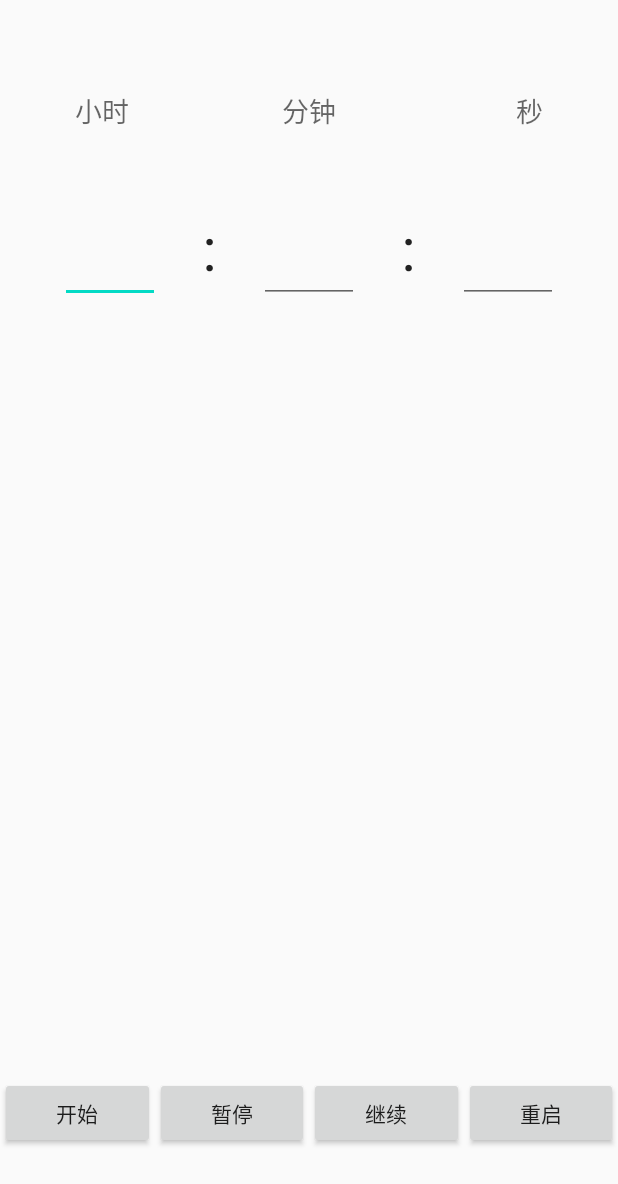
After one commit to focus617/Pomodoro, an Android app: the layout fragment_countdown.xml on its own in the app's theme, with its tools: preview values and no code run, on a phone screen of 412 x 824 dp. The commit adds this screen. Shown: the top 1184 px of the screen. Run offline under Robolectric (Android 15) with nearby library versions, the phone set to English and light mode, and no system bars.

Commit message:
split notification fragment to a new countdown fragment, with navigation direction.

```diff
--- /dev/null
+++ b/app/src/main/java/com/example/pomodoro/ui/notifications/CountDownFragment.java
@@ -0,0 +1,40 @@
+package com.example.pomodoro.ui.notifications;
+
+import android.os.Bundle;
+import android.view.LayoutInflater;
+import android.view.View;
+import android.view.ViewGroup;
+import android.widget.EditText;
+import android.widget.Toast;
+
+import androidx.annotation.NonNull;
+import androidx.annotation.Nullable;
+import androidx.fragment.app.Fragment;
+
+import com.example.pomodoro.R;
+
+public class CountDownFragment extends Fragment {
+    private static final String TAG = "CountDownFragment";
+
+    private EditText etHour, etMin, etSec;
+
+
+    @Override
+    public View onCreateView(@NonNull LayoutInflater inflater,
+                             @Nullable ViewGroup container, @Nullable Bundle savedInstanceState) {
+        super.onCreateView(inflater, container, savedInstanceState);
+
+        View root = inflater.inflate(R.layout.fragment_notifications, container, false);
+
+        Toast.makeText(getActivity(), "CountDown Fragment is showing now", Toast.LENGTH_SHORT).show();
+
+        etHour = (EditText) root.findViewById(R.id.etHour);
+        etMin = (EditText) root.findViewById(R.id.etMin);
+        etSec = (EditText) root.findViewById(R.id.etSec);
+
+        etHour.setText("00");
+        etMin.setText("00");
+        etSec.setText("00");
+        return root;
+    }
+}
--- a/app/src/main/java/com/example/pomodoro/ui/notifications/NotificationsFragment.java
+++ b/app/src/main/java/com/example/pomodoro/ui/notifications/NotificationsFragment.java
@@ -20,6 +20,7 @@ import androidx.annotation.Nullable;
 import androidx.fragment.app.Fragment;
 import androidx.lifecycle.Observer;
 import androidx.lifecycle.ViewModelProviders;
+import androidx.navigation.Navigation;
 
 import com.example.pomodoro.R;
 
@@ -76,6 +77,11 @@ public class NotificationsFragment extends Fragment {
                 allTime = Integer.parseInt(etHour.getText().toString()) * 60
                         * 60 + Integer.parseInt(etMin.getText().toString()) * 60
                         + Integer.parseInt(etSec.getText().toString());
+
+                NotificationsFragmentDirections.ActionNavigationNotificationsToNavigationCountdown action =
+                        NotificationsFragmentDirections.actionNavigationNotificationsToNavigationCountdown().setAllTime(allTime);
+                Navigation.findNavController(btnStart).navigate(action);
+
                 allTimeCount = allTime;
                 startTimer();
                 btnStart.setVisibility(View.GONE);
--- /dev/null
+++ b/app/src/main/res/layout/fragment_countdown.xml
@@ -0,0 +1,170 @@
+<?xml version="1.0" encoding="utf-8"?>
+<androidx.constraintlayout.widget.ConstraintLayout xmlns:android="http://schemas.android.com/apk/res/android"
+    xmlns:app="http://schemas.android.com/apk/res-auto"
+    xmlns:tools="http://schemas.android.com/tools"
+    android:layout_width="match_parent"
+    android:layout_height="match_parent"
+    tools:context=".ui.notifications.NotificationsFragment">
+
+
+    <TextView
+        android:id="@+id/lbHour"
+        android:layout_width="0dp"
+        android:layout_height="wrap_content"
+        android:gravity="center"
+        android:text="@string/hour"
+        android:textAppearance="?android:attr/textAppearanceMedium"
+        android:layout_marginTop="60dp"
+        android:layout_marginLeft="50dp"
+        app:layout_constraintLeft_toLeftOf="parent"
+        app:layout_constraintTop_toTopOf="parent" />
+
+    <TextView
+        android:id="@+id/lbMinute"
+        android:layout_width="0dp"
+        android:layout_height="wrap_content"
+        android:gravity="center"
+        android:text="@string/minute"
+        android:textAppearance="?android:attr/textAppearanceMedium"
+        android:layout_marginTop="60dp"
+        app:layout_constraintLeft_toLeftOf="parent"
+        app:layout_constraintRight_toRightOf="parent"
+        app:layout_constraintTop_toTopOf="parent" />
+
+    <TextView
+        android:id="@+id/lbSecond"
+        android:layout_width="0dp"
+        android:layout_height="wrap_content"
+        android:gravity="center"
+        android:text="@string/second"
+        android:textAppearance="?android:attr/textAppearanceMedium"
+        android:layout_marginTop="60dp"
+        android:layout_marginRight="50dp"
+        app:layout_constraintRight_toRightOf="parent"
+        app:layout_constraintTop_toTopOf="parent" />
+
+    <!--定时器-->
+    <EditText
+        android:id="@+id/etHour"
+        android:layout_width="0dp"
+        android:layout_height="wrap_content"
+        android:layout_marginLeft="40dp"
+        android:layout_marginTop="40dp"
+        android:gravity="center"
+        android:inputType="number"
+        android:maxLength="2"
+        android:singleLine="true"
+        android:textSize="@dimen/notification_clock_text_size"
+        android:textAppearance="?android:attr/textAppearanceLarge"
+        app:layout_constraintHorizontal_chainStyle="spread"
+        app:layout_constraintHorizontal_weight="1"
+        app:layout_constraintLeft_toLeftOf="parent"
+        app:layout_constraintRight_toLeftOf="@id/splitter1"
+        app:layout_constraintTop_toBottomOf="@id/lbHour" />
+
+    <TextView
+        android:id="@+id/splitter1"
+        android:layout_width="0dp"
+        android:layout_height="wrap_content"
+        android:gravity="center"
+        android:text=":"
+        android:textSize="@dimen/notification_clock_text_size"
+        android:textAppearance="?android:attr/textAppearanceLarge"
+        app:layout_constraintBottom_toBottomOf="@id/etHour"
+        app:layout_constraintHorizontal_weight="1"
+        app:layout_constraintLeft_toRightOf="@id/etHour"
+        app:layout_constraintRight_toLeftOf="@id/etMin"
+        app:layout_constraintTop_toTopOf="@id/etHour" />
+
+    <EditText
+        android:id="@+id/etMin"
+        android:layout_width="0dp"
+        android:layout_height="wrap_content"
+        android:gravity="center"
+        android:inputType="number"
+        android:maxLength="2"
+        android:singleLine="true"
+        android:textSize="@dimen/notification_clock_text_size"
+        android:textAppearance="?android:attr/textAppearanceLarge"
+        app:layout_constraintBottom_toBottomOf="@id/etHour"
+        app:layout_constraintHorizontal_weight="1"
+        app:layout_constraintLeft_toRightOf="@id/splitter1"
+        app:layout_constraintRight_toLeftOf="@id/splitter2" />
+
+    <TextView
+        android:id="@+id/splitter2"
+        android:layout_width="0dp"
+        android:layout_height="wrap_content"
+        android:gravity="center"
+        android:text=":"
+        android:textSize="@dimen/notification_clock_text_size"
+        android:textAppearance="?android:attr/textAppearanceLarge"
+        app:layout_constraintBottom_toBottomOf="@id/etHour"
+        app:layout_constraintHorizontal_weight="1"
+        app:layout_constraintLeft_toRightOf="@id/etMin"
+        app:layout_constraintRight_toLeftOf="@id/etSec"
+        app:layout_constraintTop_toTopOf="@id/etHour" />
+
+    <EditText
+        android:id="@+id/etSec"
+        android:layout_width="0dp"
+        android:layout_height="wrap_content"
+        android:layout_marginRight="40dp"
+        android:gravity="center"
+        android:inputType="number"
+        android:maxLength="2"
+        android:singleLine="true"
+        android:textSize="@dimen/notification_clock_text_size"
+        android:textAppearance="?android:attr/textAppearanceLarge"
+        app:layout_constraintBottom_toBottomOf="@id/etHour"
+        app:layout_constraintHorizontal_weight="1"
+        app:layout_constraintLeft_toRightOf="@id/splitter2"
+        app:layout_constraintRight_toRightOf="parent" />
+
+
+    <Button
+        android:id="@+id/btnStart"
+        android:layout_width="0dp"
+        android:layout_height="wrap_content"
+        android:layout_marginBottom="@dimen/bottomNavView_height_margin"
+        app:layout_constraintBottom_toBottomOf="parent"
+        android:text="@string/start"
+        app:layout_constraintHorizontal_chainStyle="spread"
+        app:layout_constraintHorizontal_weight="1"
+        app:layout_constraintLeft_toLeftOf="parent"
+        app:layout_constraintRight_toLeftOf="@id/btnPause" />
+
+
+    <Button
+        android:id="@+id/btnPause"
+        android:layout_width="0dp"
+        android:layout_height="wrap_content"
+        android:text="@string/pause"
+        android:layout_marginBottom="@dimen/bottomNavView_height_margin"
+        app:layout_constraintBottom_toBottomOf="parent"
+        app:layout_constraintHorizontal_weight="1"
+        app:layout_constraintLeft_toRightOf="@id/btnStart"
+        app:layout_constraintRight_toLeftOf="@id/btnResume"/>
+
+    <Button
+        android:id="@+id/btnResume"
+        android:layout_width="0dp"
+        android:layout_height="wrap_content"
+        android:text="@string/resume"
+        android:layout_marginBottom="@dimen/bottomNavView_height_margin"
+        app:layout_constraintBottom_toBottomOf="parent"
+        app:layout_constraintHorizontal_weight="1"
+        app:layout_constraintLeft_toRightOf="@id/btnPause"
+        app:layout_constraintRight_toLeftOf="@id/btnReset"/>
+
+    <Button
+        android:id="@+id/btnReset"
+        android:layout_width="0dp"
+        android:layout_height="wrap_content"
+        android:text="@string/reset"
+        android:layout_marginBottom="@dimen/bottomNavView_height_margin"
+        app:layout_constraintBottom_toBottomOf="parent"
+        app:layout_constraintHorizontal_weight="1"
+        app:layout_constraintLeft_toRightOf="@id/btnResume"
+        app:layout_constraintRight_toRightOf="parent"/>
+</androidx.constraintlayout.widget.ConstraintLayout>
--- a/app/src/main/res/navigation/mobile_navigation.xml
+++ b/app/src/main/res/navigation/mobile_navigation.xml
@@ -31,6 +31,9 @@
             app:argType="string"
             app:nullable="true"
             android:defaultValue="默认工作" />
+        <action
+            android:id="@+id/action_navigation_notifications_to_navigation_countdown"
+            app:destination="@id/navigation_countdown" />
     </fragment>
 
     <fragment
@@ -39,4 +42,15 @@
         android:label="@string/title_dashboard"
         tools:layout="@layout/fragment_dashboard" />
 
+    <fragment
+        android:id="@+id/navigation_countdown"
+        android:name="com.example.pomodoro.ui.notifications.CountDownFragment"
+        android:label="@string/title_countdown"
+        tools:layout="@layout/fragment_countdown" >
+        <argument
+            android:name="allTime"
+            app:argType="long"
+            android:defaultValue="0L" />
+    </fragment>
+
 </navigation>
--- a/app/src/main/res/values/strings.xml
+++ b/app/src/main/res/values/strings.xml
@@ -1,8 +1,9 @@
 <resources>
     <string name="app_name">Pomodoro</string>
     <string name="title_home">目标</string>
+    <string name="title_notifications">活动</string>
+    <string name="title_countdown">定时器</string>
     <string name="title_dashboard">统计面板</string>
-    <string name="title_notifications">定时器</string>
     <string name="action_settings">设置</string>
     <string name="action_about">关于</string>
     <string name="add_alarm">添加项目</string>
@@ -14,4 +15,5 @@
     <string name="hour">小时</string>
     <string name="minute">分钟</string>
     <string name="second">秒</string>
+
 </resources>
```
